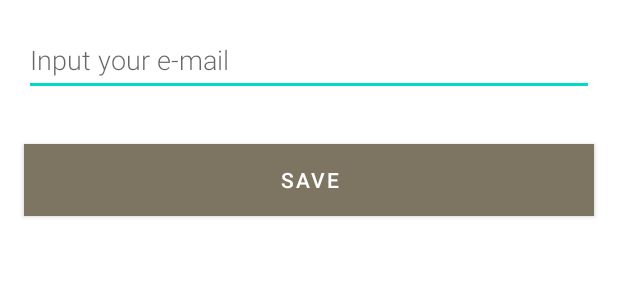
After one commit to lewvi/FristApp, an Android app: the layout activity_new_contact.xml on its own in the app's theme, with its tools: preview values and no code run, on a phone screen of 412 x 824 dp. The commit adds this screen. Shown: the top 300 px of the screen. Run offline under Robolectric (Android 15) with nearby library versions, the phone set to English and light mode, and no system bars; Roboto replaces fonts that are not available here.

Commit message:
Edit Clas

```diff
--- /dev/null
+++ b/app/src/main/res/layout/activity_new_contact.xml
@@ -0,0 +1,27 @@
+<?xml version="1.0" encoding="utf-8"?>
+
+    <LinearLayout xmlns:android="http://schemas.android.com/apk/res/android"
+        android:orientation="vertical"
+        android:layout_width="match_parent"
+        android:layout_height="match_parent">
+
+    <EditText
+        android:id="@+id/edit_word"
+        android:layout_width="match_parent"
+        android:layout_height="wrap_content"
+        android:minHeight="@dimen/min_height"
+        android:fontFamily="sans-serif-light"
+        android:hint="@string/hint_word"
+        android:inputType="textAutoComplete"
+        android:layout_margin="@dimen/big_padding"
+        android:textSize="18sp" />
+
+    <Button
+        android:id="@+id/button_save"
+        android:layout_width="match_parent"
+        android:layout_height="wrap_content"
+        android:background="@color/colorPrimary"
+        android:text="@string/button_save"
+        android:layout_margin="@dimen/big_padding"
+        android:textColor="@color/buttonLabel" />
+</LinearLayout>
--- a/app/src/main/res/values/colors.xml
+++ b/app/src/main/res/values/colors.xml
@@ -9,5 +9,6 @@
     <color name="background">#7d7462</color>
     <color name="background_fragmentProfile">#DAC6A3</color>
     <color name="background_fragmentContact">#ffff</color>
+    <color name="buttonLabel">#FFFFFF</color>
 
 </resources>
--- a/app/src/main/res/values/dimens.xml
+++ b/app/src/main/res/values/dimens.xml
@@ -1,4 +1,6 @@
 <?xml version="1.0" encoding="utf-8"?>
 <resources>
     <dimen name="big_padding">16dp</dimen>
+    <dimen name="min_height">48dp</dimen>
+    <dimen name="small_padding">8dp</dimen>
 </resources>
--- a/app/src/main/res/values/strings.xml
+++ b/app/src/main/res/values/strings.xml
@@ -6,6 +6,10 @@
     <string name="navi">"Close"</string>
     <string name="welcome">Welcome to my app</string>
     <string name="add_word">Add your e-mail</string>
+    <string name="hint_word">Input your e-mail</string>
+    <string name="button_save">Save</string>
+
+    <string name="empty_not_saved">Word not saved because it is empty.</string>
     <string name="me_picture" />
 
     <string name="navigation_draw_open">"Open Navigation"</string>
```
Also changed, not shown: app/src/main/java/com/example/fristapp/AddContactFragment.kt (+57 -7 lines), app/src/main/java/com/example/fristapp/MainActivity.kt (+12 -2 lines), app/src/main/java/com/example/fristapp/NewContact.kt (added, +37 -0 lines).
